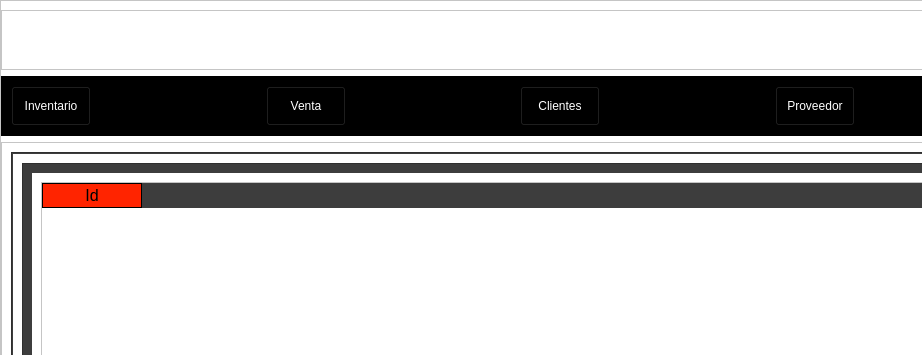
Old version of the form View/Menu_BD.ui in the repository DanielSajvin/Proyecto_basedatos; both pictures show x 0 to 922 and y 0 to 355 of the 1303 by 794 pixel window.
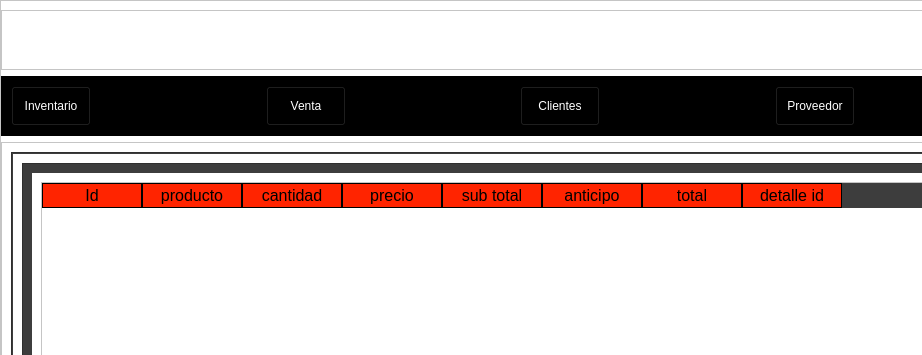
New version of the form. The open tabs and pages were chosen to show the change. Icons and pictures are not drawn.

Commit message: cambios en restar datos del inventario

Patch:
```diff
--- a/View/Menu_BD.ui
+++ b/View/Menu_BD.ui
@@ -858,11 +858,49 @@
                      <layout class="QVBoxLayout" name="verticalLayout_7">
                       <item>
                        <widget class="QTableWidget" name="table_form_venta">
+                        <property name="styleSheet">
+                         <string notr="true">color: rgb(0, 0, 0);</string>
+                        </property>
                         <column>
                          <property name="text">
                           <string>Id</string>
                          </property>
                         </column>
+                        <column>
+                         <property name="text">
+                          <string>producto</string>
+                         </property>
+                        </column>
+                        <column>
+                         <property name="text">
+                          <string>cantidad</string>
+                         </property>
+                        </column>
+                        <column>
+                         <property name="text">
+                          <string>precio</string>
+                         </property>
+                        </column>
+                        <column>
+                         <property name="text">
+                          <string>sub total</string>
+                         </property>
+                        </column>
+                        <column>
+                         <property name="text">
+                          <string>anticipo</string>
+                         </property>
+                        </column>
+                        <column>
+                         <property name="text">
+                          <string>total</string>
+                         </property>
+                        </column>
+                        <column>
+                         <property name="text">
+                          <string>detalle id</string>
+                         </property>
+                        </column>
                        </widget>
                       </item>
                      </layout>
```
Left out of the diff: 4 changed lines with no effect on the pictures. The commit also changes 1 other file.
